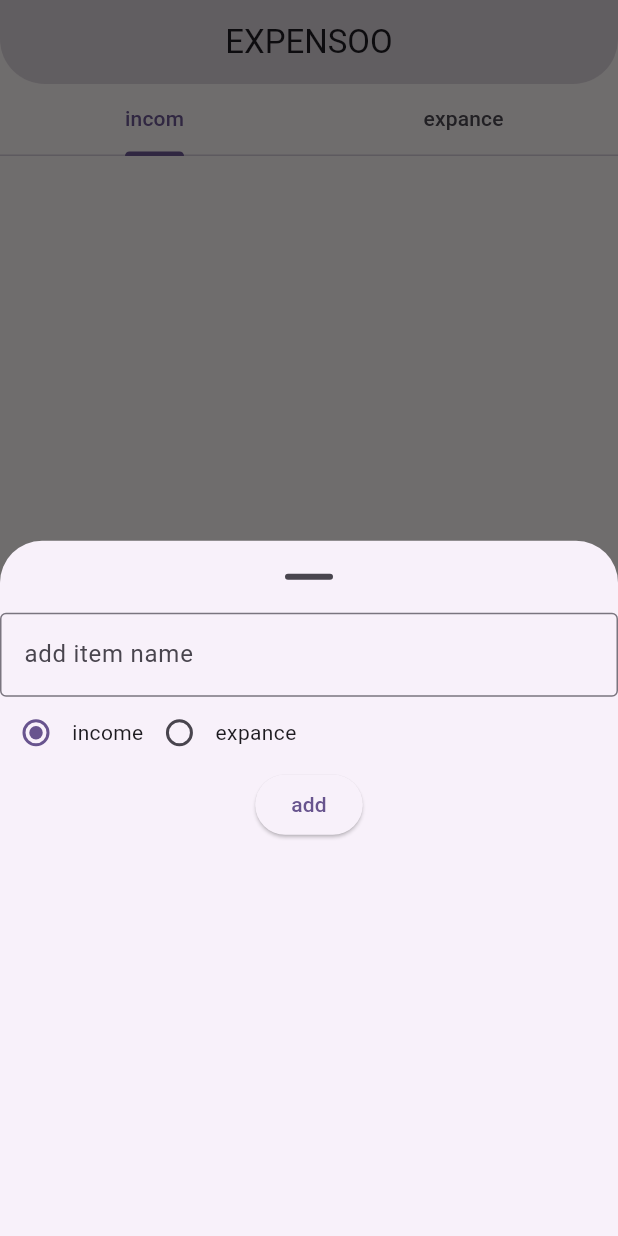
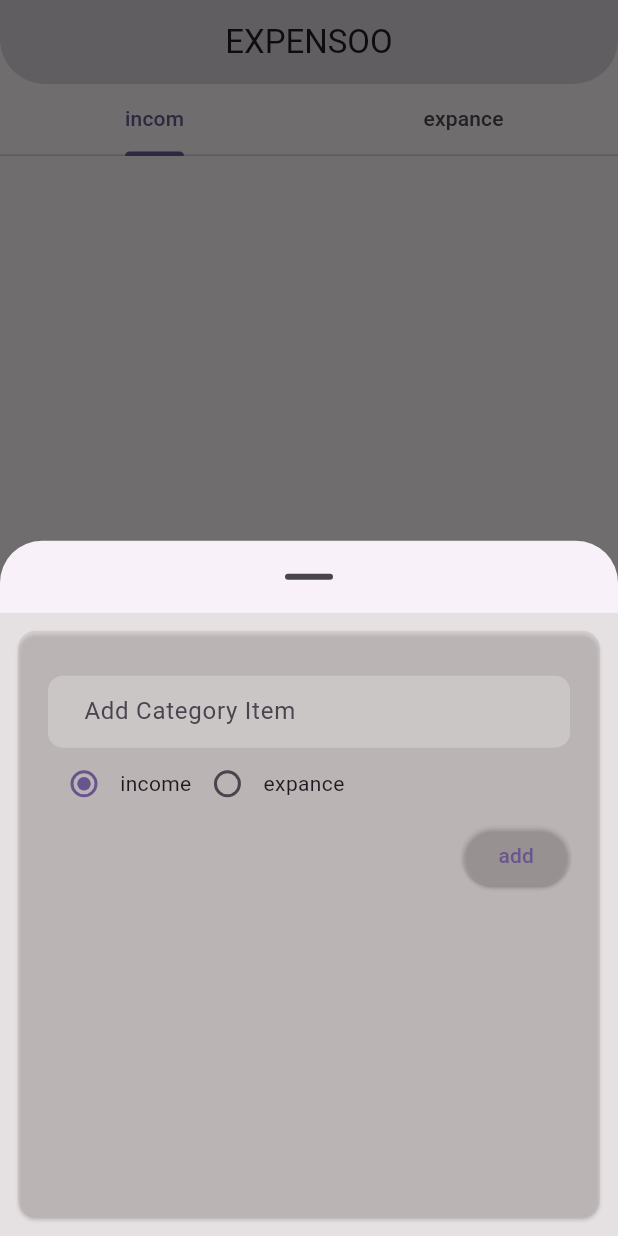
Before and after one commit to SUHAIB-P-A/expance_track, a Flutter app: the screen it shows after launch, item 2 of the bottom bar chosen, after a tap on the "add" icon, on a phone screen of 412 x 824 dp. Run offline on Flutter 3.47's test engine with Material 2 defaults, Android fonts, the phone set to English and light mode, and no system bars; our stand-ins replace hive_flutter; accounts and stored records are empty.

Commit message:
decorate bottam sheet and trasation add screen

```diff
--- a/lib/catagory_screen/category_popup_bottamsheet.dart
+++ b/lib/catagory_screen/category_popup_bottamsheet.dart
@@ -13,20 +13,51 @@ Future<void> category_popup(BuildContext ctx) async {
     builder: (ctx1) {
       // ignore: avoid_unnecessary_containers
       return Container(
+        color: Color.fromARGB(240, 228, 223, 223),
+        child: Padding(
+          padding: const EdgeInsets.all(8.0),
+          child: Card(
+            clipBehavior: Clip.antiAlias,
+            surfaceTintColor: Color.fromARGB(142, 93, 89, 89),
+            shadowColor: const Color.fromARGB(96, 108, 101, 101),
+            color: const Color.fromARGB(66, 199, 186, 186),
+            child: Padding(
+              padding: const EdgeInsets.all(20.0),
               child: Column(
+                crossAxisAlignment: CrossAxisAlignment.end,
                 children: [
+                  const SizedBox(
+                    height: 10,
+                  ),
                   TextFormField(
                     controller: categorynameeditingcontroller,
-              decoration: const InputDecoration(
-                  border: OutlineInputBorder(), hintText: 'add item name'),
+                    keyboardType: TextInputType.text,
+                    decoration: InputDecoration(
+                      hintText: 'Add Category Item',
+                      contentPadding: const EdgeInsets.symmetric(
+                          horizontal: 20.0, vertical: 5.0),
+                      filled: true,
+                      fillColor: Colors.white24,
+                      floatingLabelBehavior: FloatingLabelBehavior.always,
+                      border: OutlineInputBorder(
+                        borderRadius: BorderRadius.circular(10.0),
+                        borderSide: BorderSide.none,
+                      ),
+                    ),
                   ),
                   const Row(
                     children: [
                       radiobutton(title: 'income', type: catagory_type.income),
-                radiobutton(title: 'expance', type: catagory_type.expance),
+                      radiobutton(
+                          title: 'expance', type: catagory_type.expance),
                     ],
                   ),
                   ElevatedButton(
+                    style: ButtonStyle(
+                      backgroundColor: MaterialStateProperty.all(
+                        const Color.fromARGB(66, 199, 186, 186),
+                      ),
+                    ),
                     onPressed: () {
                       final _name = categorynameeditingcontroller.text;
                       if (_name.isEmpty) {
@@ -40,11 +71,15 @@ Future<void> category_popup(BuildContext ctx) async {
                         );
                         catagory_db.instance.insert_category(categorypress);
                         Navigator.of(ctx1).pop();
+                        categorynameeditingcontroller.clear();
                       }
                     },
                     child: const Text("add"),
                   ),
                 ],
+              ),
+            ),
+          ),
         ),
       );
     },
--- a/lib/main.dart
+++ b/lib/main.dart
@@ -1,5 +1,6 @@
 import 'package:expance_tracker/models/categories/catagory_model.dart';
 import 'package:expance_tracker/screens/sereen_home.dart';
+import 'package:expance_tracker/transation_screens/transation_add/transation_add_screen.dart';
 import 'package:flutter/material.dart';
 import 'package:hive_flutter/hive_flutter.dart';
 
@@ -28,6 +29,9 @@ class MyApp extends StatelessWidget {
         useMaterial3: true,
       ),
       home: const Home(),
+      routes:{
+        screentransationadd.routename:(ctx) => const screentransationadd()
+      } ,
     );
   }
 }
--- a/lib/screens/sereen_home.dart
+++ b/lib/screens/sereen_home.dart
@@ -4,6 +4,7 @@ import 'package:expance_tracker/catagory_screen/category_popup_bottamsheet.dart'
 import 'package:expance_tracker/models/categories/catagory_model.dart';
 import 'package:expance_tracker/screens/wedgets/bottamnavigationbar.dart';
 import 'package:expance_tracker/transation_screens/transation.dart';
+import 'package:expance_tracker/transation_screens/transation_add/transation_add_screen.dart';
 import 'package:flutter/material.dart';
 
 class Home extends StatelessWidget {
@@ -41,6 +42,7 @@ class Home extends StatelessWidget {
         onPressed: () {
           if (selectedindex.value == 0) {
             print('add expance');
+            Navigator.of(context).pushNamed(screentransationadd.routename);
           } else {
              print('add category');
              category_popup(context);
```
Also changed, not shown: flutter_01.png (added). Lines whose indentation alone changed are shown as unchanged.
